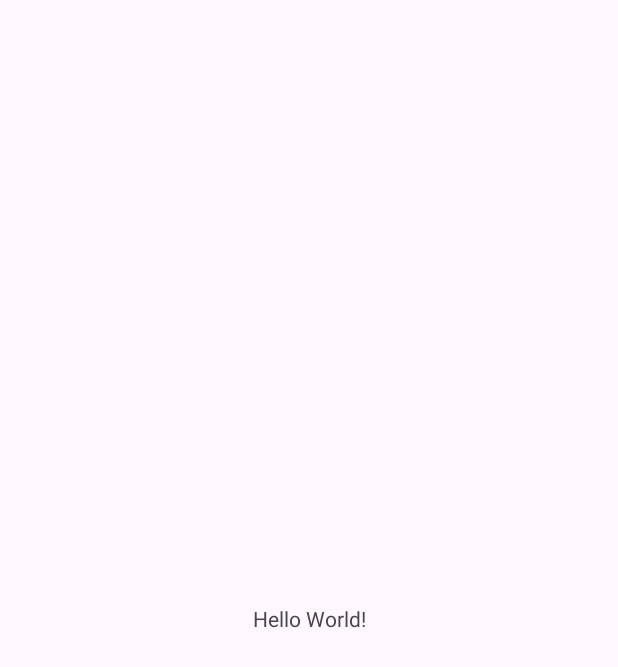
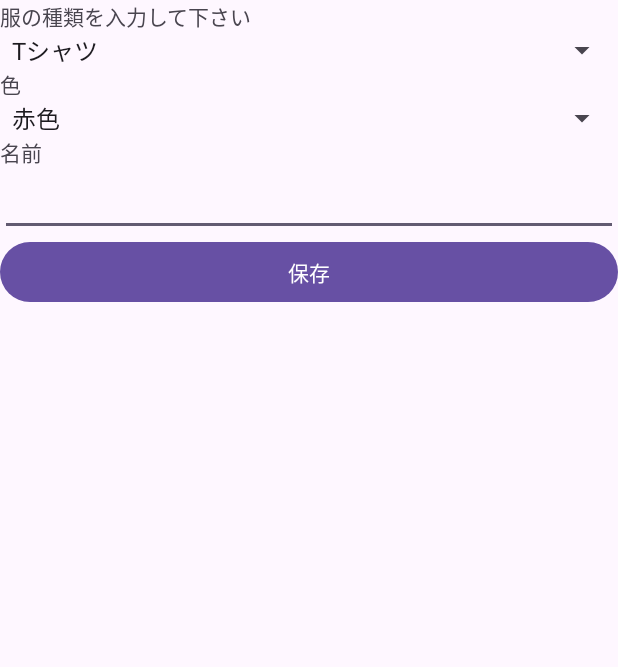
Before and after one commit to Fujikouki/DigitalCloset, an Android app: the screen it shows after launch (MainActivity), on a phone screen of 412 x 824 dp. Before the commit the part shown is almost empty. Shown: the top 667 px of the screen. Run offline under Robolectric (Android 15) with nearby library versions, the phone set to English and light mode, and no system bars.

Commit message:
服を追加するフラグメント作成中１

```diff
--- /dev/null
+++ b/app/src/main/java/com/example/digitalcloset/BlankFragment.kt
@@ -0,0 +1,79 @@
+package com.example.digitalcloset
+
+import android.os.Bundle
+import android.util.Log
+import androidx.fragment.app.Fragment
+import android.view.LayoutInflater
+import android.view.View
+import android.view.ViewGroup
+import android.widget.Button
+import android.widget.EditText
+import android.widget.Spinner
+import android.widget.TextView
+
+// TODO: Rename parameter arguments, choose names that match
+// the fragment initialization parameters, e.g. ARG_ITEM_NUMBER
+private const val ARG_PARAM1 = "param1"
+private const val ARG_PARAM2 = "param2"
+
+/**
+ * A simple [Fragment] subclass.
+ * Use the [BlankFragment.newInstance] factory method to
+ * create an instance of this fragment.
+ */
+class BlankFragment : Fragment() {
+
+    private var namelist = listOf<String>()
+
+    override fun onCreate(savedInstanceState: Bundle?) {
+        super.onCreate(savedInstanceState)
+        arguments?.let {
+
+        }
+    }
+
+    override fun onCreateView(
+        inflater: LayoutInflater, container: ViewGroup?,
+        savedInstanceState: Bundle?
+    ): View? {
+
+
+
+        val rootView = inflater.inflate(R.layout.fragment_blank, container, false)
+
+        val saveButton = rootView.findViewById<Button>(R.id.savebutton)
+        val listener = SaveListener()
+
+
+
+        saveButton.setOnClickListener(listener)
+
+        return rootView
+    }
+
+    private inner class SaveListener:View.OnClickListener{
+        override fun onClick(view: View?) {
+
+            Log.d("save", view.toString())
+
+
+            val hukuSpsyu = view?.findViewById<Spinner>(R.id.spinner_huku) ?: requireView().findViewById(R.id.spinner_huku)
+            val hukuSpiro = view?.findViewById<Spinner>(R.id.spinner_iro) ?: requireView().findViewById(R.id.spinner_iro)
+            val hukuEdit = requireView().findViewById<EditText>(R.id.huku_name)
+
+            val hukusyu:String
+            val hukuiro:String
+            val hukuname:String
+
+            hukusyu = hukuSpsyu.selectedItem.toString()
+            hukuiro = hukuSpiro.selectedItem.toString()
+            hukuname = hukuEdit.text.toString()
+            Log.d("seikou",hukuiro)
+            Log.d("seikou",hukusyu)
+            Log.d("seikou",hukuname)
+
+
+        }
+    }
+
+}
--- a/app/src/main/java/com/example/digitalcloset/MainActivity.kt
+++ b/app/src/main/java/com/example/digitalcloset/MainActivity.kt
@@ -2,13 +2,13 @@ package com.example.digitalcloset
 
 import androidx.appcompat.app.AppCompatActivity
 import android.os.Bundle
+import com.example.digitalcloset.databinding.ActivityMainBinding
 
 class MainActivity : AppCompatActivity() {
     override fun onCreate(savedInstanceState: Bundle?) {
         super.onCreate(savedInstanceState)
-        setContentView(R.layout.activity_main)
-
-
+        val viewBinding = ActivityMainBinding.inflate(layoutInflater)
+        setContentView(viewBinding.root)
 
     }
 }
--- a/app/src/main/res/layout/activity_main.xml
+++ b/app/src/main/res/layout/activity_main.xml
@@ -1,18 +1,7 @@
 <?xml version="1.0" encoding="utf-8"?>
-<androidx.constraintlayout.widget.ConstraintLayout xmlns:android="http://schemas.android.com/apk/res/android"
-    xmlns:app="http://schemas.android.com/apk/res-auto"
-    xmlns:tools="http://schemas.android.com/tools"
+<androidx.fragment.app.FragmentContainerView
+    android:id="@+id/MinFragment"
+    xmlns:android="http://schemas.android.com/apk/res/android"
     android:layout_width="match_parent"
     android:layout_height="match_parent"
-    tools:context=".MainActivity">
-
-    <TextView
-        android:layout_width="wrap_content"
-        android:layout_height="wrap_content"
-        android:text="Hello World!"
-        app:layout_constraintBottom_toBottomOf="parent"
-        app:layout_constraintEnd_toEndOf="parent"
-        app:layout_constraintStart_toStartOf="parent"
-        app:layout_constraintTop_toTopOf="parent" />
-
-</androidx.constraintlayout.widget.ConstraintLayout>
+    android:name="com.example.digitalcloset.BlankFragment"/>
--- /dev/null
+++ b/app/src/main/res/layout/fragment_blank.xml
@@ -0,0 +1,63 @@
+<?xml version="1.0" encoding="utf-8"?>
+<LinearLayout
+    xmlns:android="http://schemas.android.com/apk/res/android"
+    xmlns:tools="http://schemas.android.com/tools"
+    android:layout_width="match_parent"
+    android:layout_height="match_parent"
+    tools:context=".BlankFragment"
+    android:orientation="vertical">
+
+
+
+ <TextView
+       android:layout_width="match_parent"
+       android:layout_height="wrap_content"
+       android:text="服の種類を入力して下さい"/>
+
+ <Spinner
+        android:id="@+id/spinner_huku"
+        android:layout_width="match_parent"
+        android:layout_height="wrap_content"
+        android:entries="@array/huku_syurui"/>
+
+
+ <TextView
+        android:layout_width="match_parent"
+        android:layout_height="wrap_content"
+        android:text="色"/>
+
+
+ <Spinner
+        android:layout_width="match_parent"
+        android:layout_height="wrap_content"
+        android:id="@+id/spinner_iro"
+        android:entries="@array/huku_iro"/>
+
+
+ <TextView
+        android:layout_width="match_parent"
+        android:layout_height="wrap_content"
+        android:text="名前"/>
+
+
+ <EditText
+        android:id="@+id/huku_name"
+        android:layout_width="match_parent"
+        android:layout_height="wrap_content"
+        android:inputType="text"/>
+
+
+ <Button
+     android:id="@+id/savebutton"
+     android:layout_width="match_parent"
+     android:layout_height="wrap_content"
+     android:text="保存"/>
+
+
+
+
+
+
+
+
+</LinearLayout>
--- a/app/src/main/res/values/strings.xml
+++ b/app/src/main/res/values/strings.xml
@@ -1,3 +1,25 @@
 <resources>
     <string name="app_name">DigitalCloset</string>
+    <!-- TODO: Remove or change this placeholder text -->
+    <string name="hello_blank_fragment">Hello blank fragment</string>
+
+    <string-array name="huku_syurui">
+        <item>Tシャツ</item>
+        <item>スーツ</item>
+        <item>ジャケット</item>
+        <item>ズボン</item>
+        <item>短パン</item>
+    </string-array>
+
+    <string-array name="huku_iro">
+        <item>赤色</item>
+        <item>青色</item>
+        <item>黄色</item>
+        <item>黒色</item>
+        <item>緑色</item>
+        <item>深緑</item>
+        <item>白色</item>
+        <item>灰色</item>
+    </string-array>
+
 </resources>
```
Also changed, not shown: app/build.gradle (+12 -0 lines), app/src/main/java/com/example/digitalcloset/MainFragment.kt (added, +40 -0 lines), app/src/main/java/com/example/digitalcloset/OneViewHolder.kt (added, +14 -0 lines), app/src/main/java/com/example/digitalcloset/RecyclerAdapter.kt (added, +28 -0 lines), app/src/main/res/layout/fragment_main.xml (added, +16 -0 lines), app/src/main/res/layout/one_view.xml (added, +23 -0 lines), app/src/main/res/drawable/huku.png (added).
